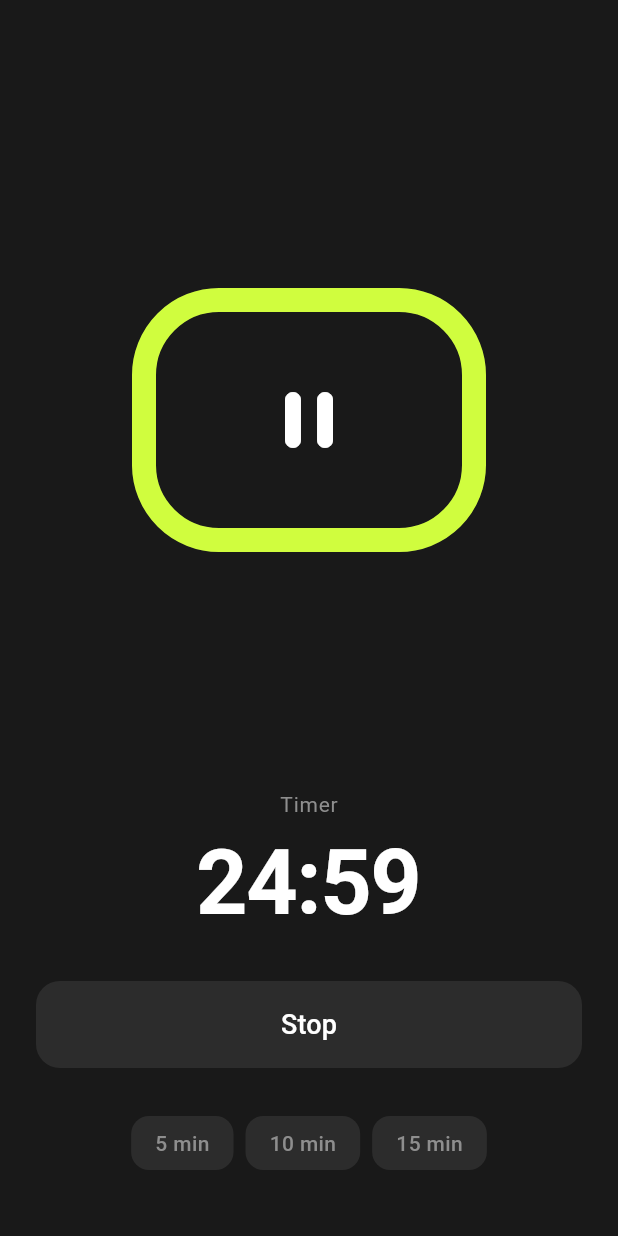
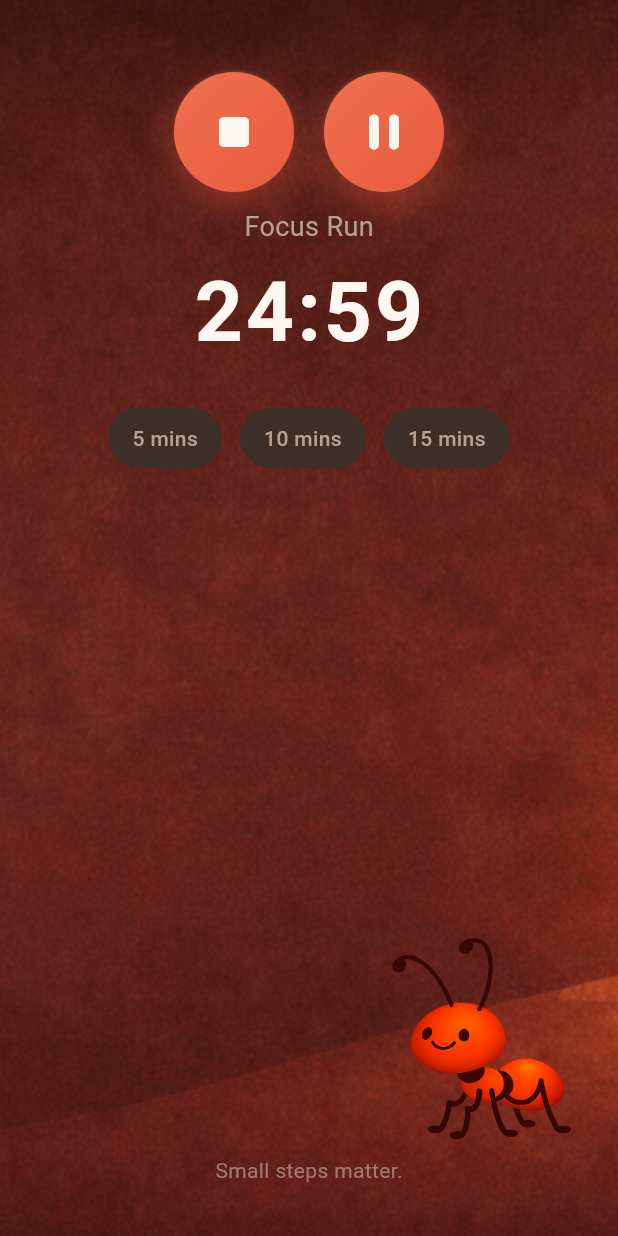
Before and after one commit to devmithunnath/timeboxai, a Flutter app: the screen it shows after launch, after a tap on the "play arrow" icon, on a phone screen of 412 x 824 dp. Run offline on Flutter 3.47's test engine with Material 3 defaults, Android fonts, the phone set to English and light mode, and no system bars; our stand-ins replace audioplayers, flutter_local_notifications; missing offline and left inert: window_manager.

Commit message:
timer working

```diff
--- a/lib/main.dart
+++ b/lib/main.dart
@@ -10,8 +10,9 @@ void main() async {
   await windowManager.ensureInitialized();
 
   WindowOptions windowOptions = const WindowOptions(
-    size: Size(360, 520),
-    minimumSize: Size(300, 400),
+    size: Size(600, 540),
+    minimumSize: Size(600, 540),
+    maximumSize: Size(600, 540),
     center: true,
     backgroundColor: Colors.transparent,
     skipTaskbar: false,
--- /dev/null
+++ b/lib/services/sound_service.dart
@@ -0,0 +1,46 @@
+import 'package:audioplayers/audioplayers.dart';
+import 'package:flutter/foundation.dart';
+
+/// Service to play UI feedback sounds with minimal latency
+class SoundService {
+  static final SoundService _instance = SoundService._internal();
+  factory SoundService() => _instance;
+
+  SoundService._internal() {
+    _init();
+  }
+
+  final AudioPlayer _clickPlayer = AudioPlayer();
+  bool _isReady = false;
+
+  // Preload the sound for instant playback
+  void _init() {
+    // Use "Pop" sound - short and snappy like an old mouse click
+    _clickPlayer
+        .setSource(DeviceFileSource('/System/Library/Sounds/Pop.aiff'))
+        .then((_) {
+          _clickPlayer.setReleaseMode(ReleaseMode.stop);
+          _isReady = true;
+        })
+        .catchError((e) {
+          if (kDebugMode) {
+            print("Error initializing click sound: $e");
+          }
+        });
+  }
+
+  /// Play a click sound - fire and forget (non-blocking)
+  void playClickSound() {
+    if (!_isReady) return;
+
+    // Fire and forget - don't block UI thread
+    _clickPlayer.seek(Duration.zero).then((_) {
+      _clickPlayer.resume();
+    });
+  }
+
+  /// Dispose resources when no longer needed
+  void dispose() {
+    _clickPlayer.dispose();
+  }
+}
--- a/lib/ui/home_screen.dart
+++ b/lib/ui/home_screen.dart
@@ -1,9 +1,9 @@
-import 'dart:math';
 import 'package:flutter/material.dart';
 import 'package:provider/provider.dart';
 import 'package:window_manager/window_manager.dart';
 import '../providers/timer_provider.dart';
 import 'theme.dart';
+import 'widgets/media_player_control.dart';
 
 class HomeScreen extends StatelessWidget {
   const HomeScreen({super.key});
@@ -11,19 +11,71 @@ class HomeScreen extends StatelessWidget {
   @override
   Widget build(BuildContext context) {
     return Scaffold(
-      body: GestureDetector(
+      body: Container(
+        decoration: const BoxDecoration(
+          image: DecorationImage(
+            image: AssetImage('assets/images/background.png'),
+            fit: BoxFit.cover,
+          ),
+        ),
+        child: Consumer<TimerProvider>(
+          builder: (context, timer, child) {
+            // Calculate ant position: progress 1.0 = start (right), 0.0 = end (left)
+            // Window width is 600, ant is 240 wide.
+            // Start position: right edge (right: -20)
+            // End position: left edge (left: ~20, which means right: 600 - 240 - 20 = 340)
+            // As progress goes from 1.0 to 0.0, ant moves from right to left
+            final double windowWidth = 600;
+            final double antWidth = 240;
+            final double startRight = -20; // Starting position (right side)
+            final double endRight =
+                windowWidth - antWidth + 20; // Ending position (left side)
+
+            // Lerp from start to end based on inverse progress (1.0 = start, 0.0 = end)
+            final double currentRight =
+                startRight + (endRight - startRight) * (1.0 - timer.progress);
+
+            return Stack(
+              children: [
+                // Window Drag Area & Traffic Lights Placeholder
+                Positioned(
+                  top: 0,
+                  left: 0,
+                  right: 0,
+                  height: 40,
+                  child: GestureDetector(
                     onPanStart: (_) => windowManager.startDragging(),
                     child: Container(
-          color: AppTheme.background,
-          padding: const EdgeInsets.symmetric(horizontal: 24, vertical: 24),
-          child: Column(
-            mainAxisAlignment: MainAxisAlignment.spaceBetween,
-            children: [
-              const SizedBox(height: 10), // Safe area shim
-              // Timer Logic Consumer
-              const Expanded(child: _TimerContent()),
+                      color: Colors.transparent,
+                      padding: const EdgeInsets.only(left: 16, top: 12),
+                    ),
+                  ),
+                ),
+
+                // Main Content
+                const Padding(
+                  padding: EdgeInsets.fromLTRB(24, 48, 24, 24),
+                  child: _TimerContent(),
+                ),
+
+                // Ant Character - moves from right to left based on progress
+                AnimatedPositioned(
+                  duration: const Duration(milliseconds: 300),
+                  curve: Curves.easeInOut,
+                  right: currentRight,
+                  bottom: 0,
+                  child: IgnorePointer(
+                    child: Image.asset(
+                      'assets/images/character.png',
+                      width: antWidth,
+                      height: 240,
+                      fit: BoxFit.contain,
+                    ),
+                  ),
+                ),
               ],
-          ),
+            );
+          },
         ),
       ),
     );
@@ -39,95 +91,68 @@ class _TimerContent extends StatelessWidget {
       builder: (context, timer, _) {
         return Column(
           children: [
-            // Progress Squircle & Toggle
-            Expanded(
-              flex: 3,
-              child: Center(
-                child: Stack(
-                  alignment: Alignment.center,
-                  children: [
-                    // Progress Painter
-                    SizedBox(
-                      width: 220,
-                      height: 160,
-                      child: CustomPaint(
-                        painter: SquircleProgressPainter(
-                          progress: timer.progress,
-                          color: AppTheme.accent,
-                          emptyColor: AppTheme.card,
-                        ),
-                      ),
-                    ),
-                    // Play/Pause Button Area
-                    GestureDetector(
-                      onTap: () {
+            // Play Button (with Stop button when active)
+            MediaPlayerControl(
+              isPlaying: timer.isRunning,
+              isActive: timer.isRunning || timer.isPaused,
+              onPlayPause: () {
                 if (timer.isRunning) {
                   timer.pauseTimer();
                 } else {
                   timer.startTimer();
                 }
               },
-                      child: Container(
-                        color: Colors.transparent, // Hitbox
-                        width: 100,
-                        height: 80,
-                        alignment: Alignment.center,
-                        child: Icon(
-                          timer.isRunning
-                              ? Icons.pause_rounded
-                              : Icons.play_arrow_rounded,
-                          size: 64,
-                          color: Colors.white,
+              onStop: timer.resetTimer,
             ),
-                      ),
-                    ),
-                  ],
-                ),
+
+            const SizedBox(height: 10),
+
+            // "Focus Run" Label
+            Text(
+              "Focus Run",
+              style: TextStyle(
+                fontSize: 18,
+                color: AppTheme.textSecondary,
+                fontWeight: FontWeight.w400,
               ),
             ),
 
-            // Timer Text
-            Text("Timer", style: Theme.of(context).textTheme.bodyLarge),
-            const SizedBox(height: 8),
+            const SizedBox(height: 4),
+
+            // Timer Display
             _EditableTimerDisplay(
               timer: timer,
               durationSeconds: timer.durationSeconds,
             ),
 
-            const SizedBox(height: 32),
-
-            // Stop Button
-            if (timer.isRunning || timer.isPaused || timer.isFinished)
-              SizedBox(
-                width: double.infinity,
-                child: ElevatedButton(
-                  onPressed: timer.resetTimer,
-                  style: ElevatedButton.styleFrom(
-                    backgroundColor: AppTheme.card,
-                    shape: RoundedRectangleBorder(
-                      borderRadius: BorderRadius.circular(16),
-                    ),
-                  ),
-                  child: const Text("Stop", style: TextStyle(fontSize: 18)),
-                ),
-              )
-            else
-              const SizedBox(height: 56),
-
-            const SizedBox(height: 32),
+            const SizedBox(height: 24),
 
             // Presets
             Row(
               mainAxisAlignment: MainAxisAlignment.center,
               children: [
-                _PresetButton(label: "5 min", seconds: 5 * 60, timer: timer),
-                const SizedBox(width: 8),
-                _PresetButton(label: "10 min", seconds: 10 * 60, timer: timer),
-                const SizedBox(width: 8),
-                _PresetButton(label: "15 min", seconds: 15 * 60, timer: timer),
+                _PresetButton(label: "5 mins", seconds: 5 * 60, timer: timer),
+                const SizedBox(width: 12),
+                _PresetButton(label: "10 mins", seconds: 10 * 60, timer: timer),
+                const SizedBox(width: 12),
+                _PresetButton(label: "15 mins", seconds: 15 * 60, timer: timer),
               ],
             ),
-            const SizedBox(height: 20),
+
+            const Spacer(),
+
+            // Footer Quote
+            Align(
+              alignment: Alignment.bottomCenter,
+              child: Text(
+                "Small steps matter.",
+                style: TextStyle(
+                  fontSize: 14,
+                  color: AppTheme.textSecondary.withOpacity(0.7),
+                ),
+              ),
+            ),
+            const SizedBox(height: 10),
           ],
         );
       },
@@ -151,28 +176,22 @@ class _PresetButton extends StatelessWidget {
     bool isActive = timer.durationSeconds == seconds;
     return GestureDetector(
       onTap: () {
-        // Reset first to stop any running timer and clear progress
         timer.resetTimer();
         timer.setDuration(seconds);
       },
-      child: Container(
-        padding: const EdgeInsets.symmetric(horizontal: 16, vertical: 8),
+      child: AnimatedContainer(
+        duration: const Duration(milliseconds: 200),
+        padding: const EdgeInsets.symmetric(horizontal: 16, vertical: 10),
         decoration: BoxDecoration(
-          color:
-              isActive
-                  ? const Color(0xFF4A5228)
-                  : AppTheme.card, // Dark olive if active
-          borderRadius: BorderRadius.circular(12),
-          border:
-              isActive
-                  ? Border.all(color: AppTheme.accent.withOpacity(0.5))
-                  : null,
+          color: isActive ? AppTheme.accent : AppTheme.card,
+          borderRadius: BorderRadius.circular(20),
         ),
         child: Text(
           label,
           style: TextStyle(
-            color: isActive ? AppTheme.accent : AppTheme.textSecondary,
+            color: isActive ? AppTheme.textPrimary : AppTheme.textSecondary,
             fontWeight: FontWeight.w500,
+            fontSize: 14,
           ),
         ),
       ),
@@ -217,30 +236,33 @@ class _EditableTimerDisplayState extends State<_EditableTimerDisplay> {
 
   @override
   Widget build(BuildContext context) {
+    TextStyle timerStyle = const TextStyle(
+      fontSize: 56,
+      fontWeight: FontWeight.w600,
+      fontFamily: '.SF Pro Display',
+      color: AppTheme.textPrimary,
+      letterSpacing: 2,
+    );
+
     if (widget.timer.isRunning ||
         widget.timer.isPaused ||
         widget.timer.isFinished) {
       final duration = widget.timer.remainingDuration;
       String twoDigits(int n) => n.toString().padLeft(2, '0');
-      final hours =
-          duration.inHours > 0 ? '${twoDigits(duration.inHours)}:' : '';
-      final minutes = twoDigits(duration.inMinutes.remainder(60));
+      final minutes = twoDigits(
+        duration.inMinutes.remainder(60) + duration.inHours * 60,
+      );
       final seconds = twoDigits(duration.inSeconds.remainder(60));
-      return Text(
-        "$hours$minutes:$seconds",
-        style: Theme.of(context).textTheme.displayLarge,
-      );
+      return Text("$minutes:$seconds", style: timerStyle);
     }
 
     return SizedBox(
-      width: 300,
+      width: 240,
       child: TextField(
         textAlign: TextAlign.center,
-        style: Theme.of(context).textTheme.displayLarge,
+        style: timerStyle,
         controller: _controller,
         decoration: const InputDecoration(
-          hintText: "00:25:00",
-          hintStyle: TextStyle(color: Color(0xFF444444)),
           border: InputBorder.none,
           contentPadding: EdgeInsets.zero,
         ),
@@ -253,14 +275,13 @@ class _EditableTimerDisplayState extends State<_EditableTimerDisplay> {
   }
 
   String _formatDuration(int totalSeconds) {
-    if (totalSeconds == 0) return "";
     final duration = Duration(seconds: totalSeconds);
     String twoDigits(int n) => n.toString().padLeft(2, '0');
-    final hours = twoDigits(duration.inHours);
-    final minutes = twoDigits(duration.inMinutes.remainder(60));
+    final minutes = twoDigits(
+      duration.inMinutes.remainder(60) + duration.inHours * 60,
+    );
     final seconds = twoDigits(duration.inSeconds.remainder(60));
-    if (duration.inHours == 0) return "$minutes:$seconds";
-    return "$hours:$minutes:$seconds";
+    return "$minutes:$seconds";
   }
 
   int _parseDuration(String input) {
@@ -268,57 +289,6 @@ class _EditableTimerDisplayState extends State<_EditableTimerDisplay> {
     if (parts.isEmpty) return 0;
     if (parts.length == 1) return parts[0] * 60;
     if (parts.length == 2) return parts[0] * 60 + parts[1];
-    if (parts.length == 3) return parts[0] * 3600 + parts[1] * 60 + parts[2];
     return 0;
   }
-
-  @override
-  void dispose() {
-    _controller.dispose();
-    super.dispose();
 }
-}
-
-class SquircleProgressPainter extends CustomPainter {
-  final double progress;
-  final Color color;
-  final Color emptyColor;
-
-  SquircleProgressPainter({
-    required this.progress,
-    required this.color,
-    required this.emptyColor,
-  });
-
-  @override
-  void paint(Canvas canvas, Size size) {
-    final paint =
-        Paint()
-          ..style = PaintingStyle.stroke
-          ..strokeWidth = 16
-          ..strokeCap = StrokeCap.round
-          ..color = emptyColor;
-
-    final rect = Rect.fromLTWH(0, 0, size.width, size.height);
-    final rrect = RRect.fromRectAndRadius(rect, const Radius.circular(50));
-
-    canvas.drawRRect(rrect, paint);
-
-    if (progress > 0) {
-      paint.color = color;
-      Path path = Path()..addRRect(rrect);
-
-      var metrics = path.computeMetrics();
-      for (var metric in metrics) {
-        double drawLength = metric.length * progress;
-        Path extract = metric.extractPath(0, drawLength);
-        canvas.drawPath(extract, paint);
-      }
-    }
-  }
-
-  @override
-  bool shouldRepaint(covariant SquircleProgressPainter oldDelegate) {
-    return oldDelegate.progress != progress;
-  }
-}
--- a/lib/ui/theme.dart
+++ b/lib/ui/theme.dart
@@ -1,14 +1,15 @@
 import 'package:flutter/material.dart';
 
 class AppTheme {
-  static const Color background = Color(0xFF191919); // Dark background
-  static const Color card = Color(
-    0xFF2C2C2C,
-  ); // Slightly lighter for cards/inputs
-  static const Color accent = Color(0xFFD0FD3E); // Neon Lime Green
-  static const Color textPrimary = Color(0xFFFFFFFF);
-  static const Color textSecondary = Color(0xFF8E8E8E);
-  static const Color buttonSurface = Color(0xFF333333);
+  AppTheme._();
+
+  // Colors - Warm, cozy palette matching the background
+  static const Color background = Color(0xFF2D1F1A);
+  static const Color card = Color(0xFF3D2E28);
+  static const Color accent = Color(0xFFE85A3C);
+  static const Color textPrimary = Color(0xFFFFF8F0);
+  static const Color textSecondary = Color(0xFFB8A090);
+  static const Color buttonSurface = Color(0xFF4A3830);
 
   static ThemeData get darkTheme {
     return ThemeData(
@@ -16,26 +17,26 @@ class AppTheme {
       brightness: Brightness.dark,
       scaffoldBackgroundColor: background,
       primaryColor: accent,
-      fontFamily: '.SF Pro Text', // Native font on macOS
+      fontFamily: '.SF Pro Text',
       colorScheme: const ColorScheme.dark(
         primary: accent,
         surface: background,
-        onPrimary: Colors.black, // Text on accent should be dark
+        onPrimary: textPrimary,
         onSurface: textPrimary,
       ),
       textTheme: const TextTheme(
         displayLarge: TextStyle(
-          fontSize: 60,
+          fontSize: 56,
           fontWeight: FontWeight.w600,
           color: textPrimary,
-          letterSpacing: -1.0,
+          letterSpacing: 2,
         ),
         headlineMedium: TextStyle(
           fontSize: 24,
           fontWeight: FontWeight.w500,
           color: textPrimary,
         ),
-        bodyLarge: TextStyle(fontSize: 14, color: textSecondary),
+        bodyLarge: TextStyle(fontSize: 16, color: textSecondary),
       ),
       iconTheme: const IconThemeData(color: textPrimary),
       elevatedButtonTheme: ElevatedButtonThemeData(
--- /dev/null
+++ b/lib/ui/widgets/media_player_control.dart
@@ -0,0 +1,183 @@
+import 'package:flutter/material.dart';
+import '../../services/sound_service.dart';
+
+// =============================================================================
+// CONSTANTS - Modern minimalist button styling
+// =============================================================================
+
+class MediaPlayerStyles {
+  MediaPlayerStyles._();
+
+  // Play/Pause button (circular)
+  static const double playButtonSize = 80.0;
+
+  // Stop button (smaller circular)
+  static const double stopButtonSize = 52.0;
+
+  // Colors - Primary accent (warm orange)
+  static const Color primaryColor = Color(0xFFE85A3C);
+  static const Color primaryColorLight = Color(0xFFF07052);
+
+  // Colors - Muted (for stop button)
+  static const Color mutedColor = Color(0xFF8B5A4A);
+  static const Color mutedColorLight = Color(0xFFA06B5A);
+
+  // Colors - Icons
+  static const Color iconColor = Color(0xFFFFF8F0);
+
+  // Shadows
+  static const Color shadowColor = Color(0x40000000);
+}
+
+// =============================================================================
+// MODERN PLAY/PAUSE BUTTON
+// =============================================================================
+
+class PlayButton extends StatelessWidget {
+  final bool isPlaying;
+  final VoidCallback? onTap;
+
+  const PlayButton({super.key, this.isPlaying = false, this.onTap});
+
+  @override
+  Widget build(BuildContext context) {
+    return GestureDetector(
+      onTap: () {
+        SoundService().playClickSound();
+        onTap?.call();
+      },
+      child: Container(
+        width: MediaPlayerStyles.playButtonSize,
+        height: MediaPlayerStyles.playButtonSize,
+        decoration: BoxDecoration(
+          shape: BoxShape.circle,
+          gradient: LinearGradient(
+            begin: Alignment.topLeft,
+            end: Alignment.bottomRight,
+            colors: [
+              MediaPlayerStyles.primaryColorLight,
+              MediaPlayerStyles.primaryColor,
+            ],
+          ),
+          boxShadow: [
+            // Soft ambient shadow
+            BoxShadow(
+              color: MediaPlayerStyles.primaryColor.withOpacity(0.4),
+              blurRadius: 20,
+              offset: const Offset(0, 8),
+              spreadRadius: 0,
+            ),
+            // Subtle inner glow effect at top
+            BoxShadow(
+              color: Colors.white.withOpacity(0.1),
+              blurRadius: 1,
+              offset: const Offset(0, -1),
+              spreadRadius: 0,
+            ),
+          ],
+        ),
+        child: Center(
+          child: Icon(
+            isPlaying ? Icons.pause_rounded : Icons.play_arrow_rounded,
+            size: 40,
+            color: MediaPlayerStyles.iconColor,
+          ),
+        ),
+      ),
+    );
+  }
+}
+
+// =============================================================================
+// MODERN STOP BUTTON (Same style as Play button)
+// =============================================================================
+
+class StopButton extends StatelessWidget {
+  final VoidCallback? onTap;
+
+  const StopButton({super.key, this.onTap});
+
+  @override
+  Widget build(BuildContext context) {
+    return GestureDetector(
+      onTap: () {
+        SoundService().playClickSound();
+        onTap?.call();
+      },
+      child: Container(
+        width: MediaPlayerStyles.playButtonSize,
+        height: MediaPlayerStyles.playButtonSize,
+        decoration: BoxDecoration(
+          shape: BoxShape.circle,
+          gradient: LinearGradient(
+            begin: Alignment.topLeft,
+            end: Alignment.bottomRight,
+            colors: [
+              MediaPlayerStyles.primaryColorLight,
+              MediaPlayerStyles.primaryColor,
+            ],
+          ),
+          boxShadow: [
+            // Soft ambient shadow
+            BoxShadow(
+              color: MediaPlayerStyles.primaryColor.withOpacity(0.4),
+              blurRadius: 20,
+              offset: const Offset(0, 8),
+              spreadRadius: 0,
+            ),
+            // Subtle inner glow effect at top
+            BoxShadow(
+              color: Colors.white.withOpacity(0.1),
+              blurRadius: 1,
+              offset: const Offset(0, -1),
+              spreadRadius: 0,
+            ),
+          ],
+        ),
+        child: Center(
+          child: Icon(
+            Icons.stop_rounded,
+            size: 40,
+            color: MediaPlayerStyles.iconColor,
+          ),
+        ),
+      ),
+    );
+  }
+}
+
+// =============================================================================
+// MEDIA PLAYER CONTROL WIDGET
+// =============================================================================
+
+class MediaPlayerControl extends StatelessWidget {
+  final bool isPlaying;
+  final bool isActive;
+  final VoidCallback? onPlayPause;
+  final VoidCallback? onStop;
+
+  const MediaPlayerControl({
+    super.key,
+    this.isPlaying = false,
+    this.isActive = false,
+    this.onPlayPause,
+    this.onStop,
+  });
+
+  @override
+  Widget build(BuildContext context) {
+    if (isActive) {
+      return Row(
+        mainAxisSize: MainAxisSize.min,
+        crossAxisAlignment: CrossAxisAlignment.center,
+        children: [
+          StopButton(onTap: onStop),
+          const SizedBox(width: 20),
+          PlayButton(isPlaying: isPlaying, onTap: onPlayPause),
+        ],
+      );
+    }
+
+    return PlayButton(isPlaying: isPlaying, onTap: onPlayPause);
+  }
+}
--- a/pubspec.yaml
+++ b/pubspec.yaml
@@ -62,9 +62,8 @@ flutter:
   uses-material-design: true
 
   # To add assets to your application, add an assets section, like this:
-  # assets:
-  #   - images/a_dot_burr.jpeg
-  #   - images/a_dot_ham.jpeg
+  assets:
+    - assets/images/
 
   # An image asset can refer to one or more resolution-specific "variants", see
   # https://flutter.dev/to/resolution-aware-images
```
Also changed, not shown: assets/images/background.png (added), assets/images/character.jpg (added), assets/images/character.png (added), 8 other files. Lines whose indentation alone changed are shown as unchanged.
